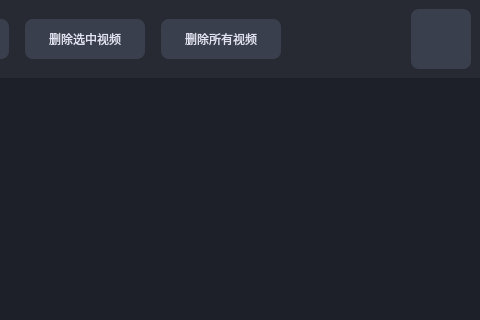
First picture: the form in widgets/viewer/videoviewer.ui, repository wyc15002105071/Recorder, before the edit; both pictures show x 350 to 830 and y 0 to 320 of the 830 by 453 pixel window.
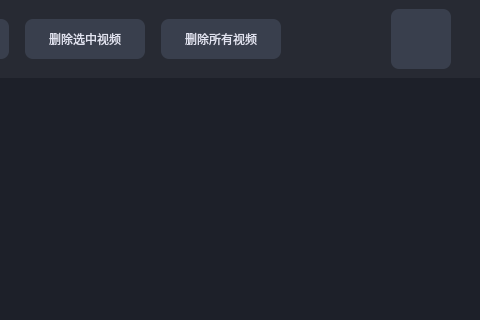
Second picture: the form after the edit. Icons and pictures are not drawn.

```diff
--- a/widgets/viewer/videoviewer.ui
+++ b/widgets/viewer/videoviewer.ui
@@ -305,6 +305,22 @@
         </property>
        </widget>
       </item>
+      <item>
+       <spacer name="horizontalSpacer_7">
+        <property name="orientation">
+         <enum>Qt::Horizontal</enum>
+        </property>
+        <property name="sizeType">
+         <enum>QSizePolicy::Fixed</enum>
+        </property>
+        <property name="sizeHint" stdset="0">
+         <size>
+          <width>20</width>
+          <height>20</height>
+         </size>
+        </property>
+       </spacer>
+      </item>
      </layout>
     </widget>
    </item>
```
Left out of the diff: 57 changed lines with no effect on the pictures.
